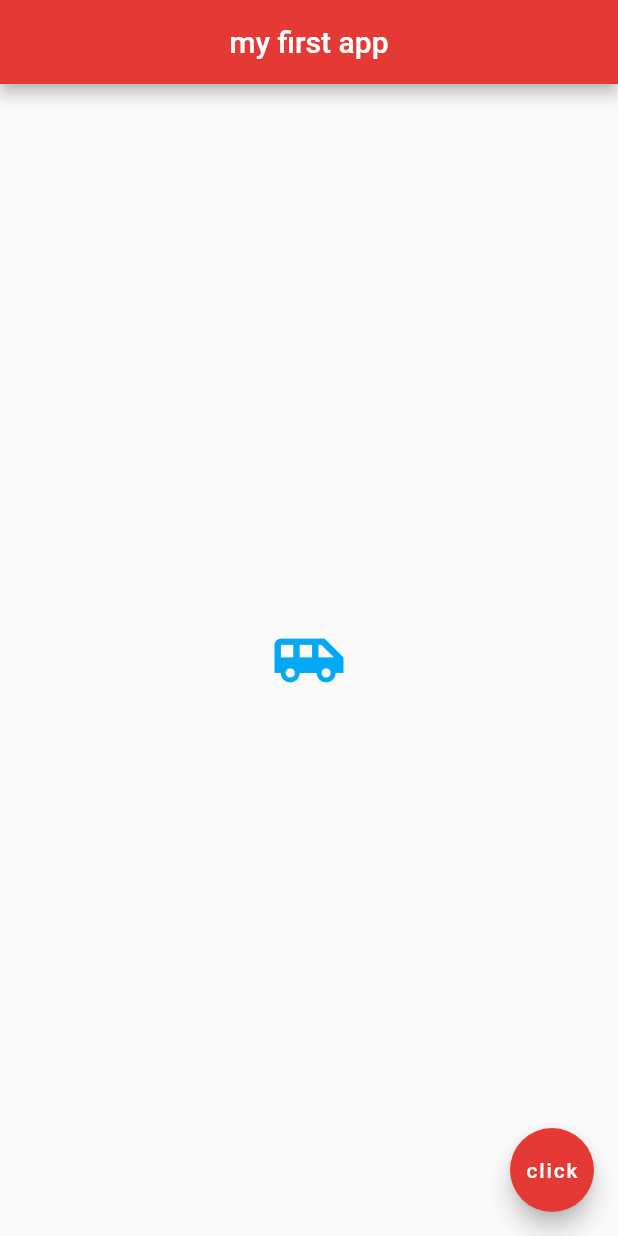
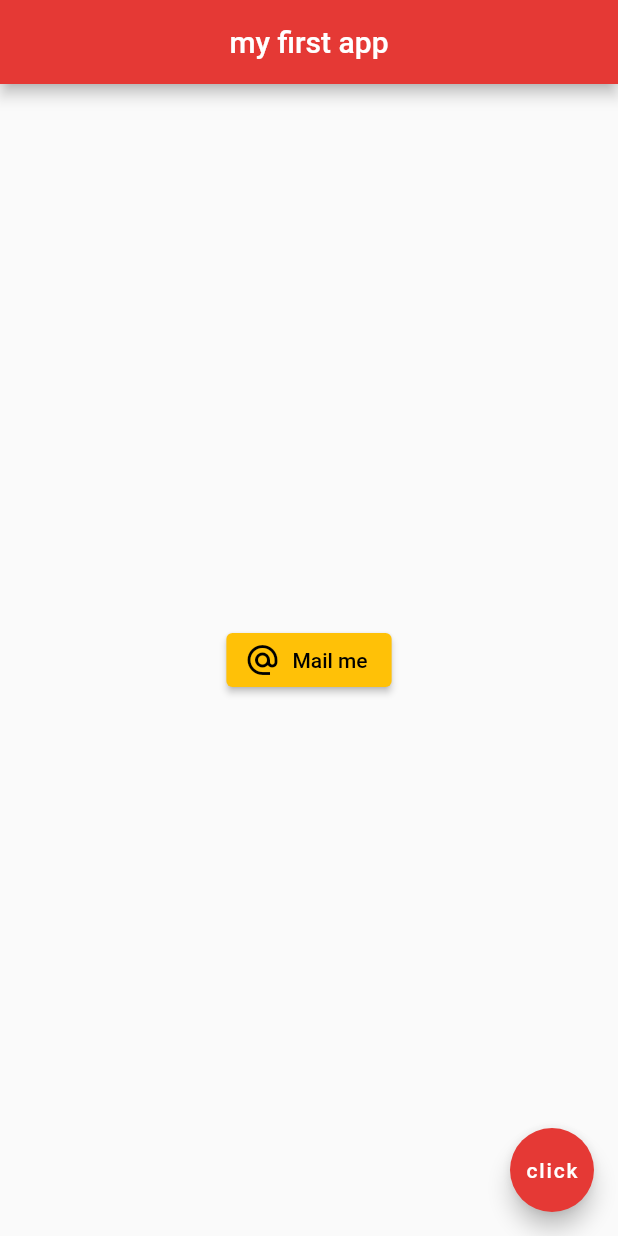
Before and after one commit to alfatta/learn_flutter, a Flutter app: the screen it shows after launch, on a phone screen of 412 x 824 dp. Run offline on Flutter 3.47's test engine with Material 2 defaults, Android fonts, the phone set to English and light mode, and no system bars.

Commit message:
buttons and icons

```diff
--- a/lib/main.dart
+++ b/lib/main.dart
@@ -12,10 +12,14 @@ class Home extends StatelessWidget {
         backgroundColor: Colors.red[600],
       ),
       body: Center(
-        child: Icon(
-          Icons.airport_shuttle,
-          color: Colors.lightBlue,
-          size: 50.0,
+        child: ElevatedButton.icon(
+          onPressed: () {},
+          icon: Icon(Icons.alternate_email),
+          label: Text('Mail me'),
+          style: ElevatedButton.styleFrom(
+            primary: Colors.amber, // background
+            onPrimary: Colors.black, // foreground
+          ),
         ),
       ),
       floatingActionButton: FloatingActionButton(
```
Also changed, not shown: current-result.png.
